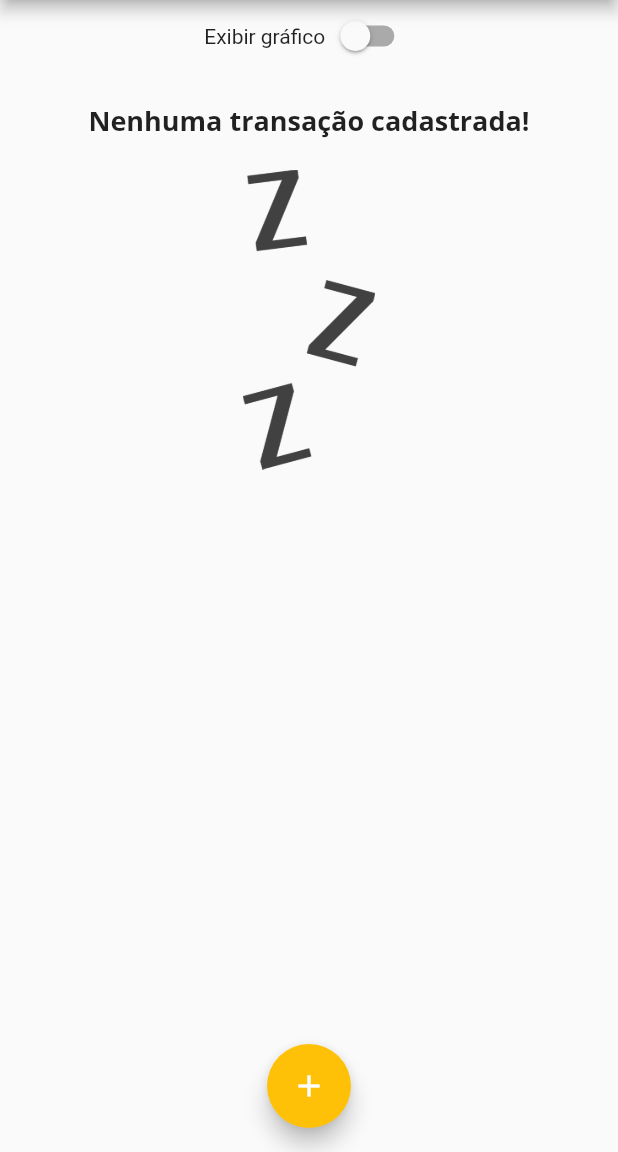
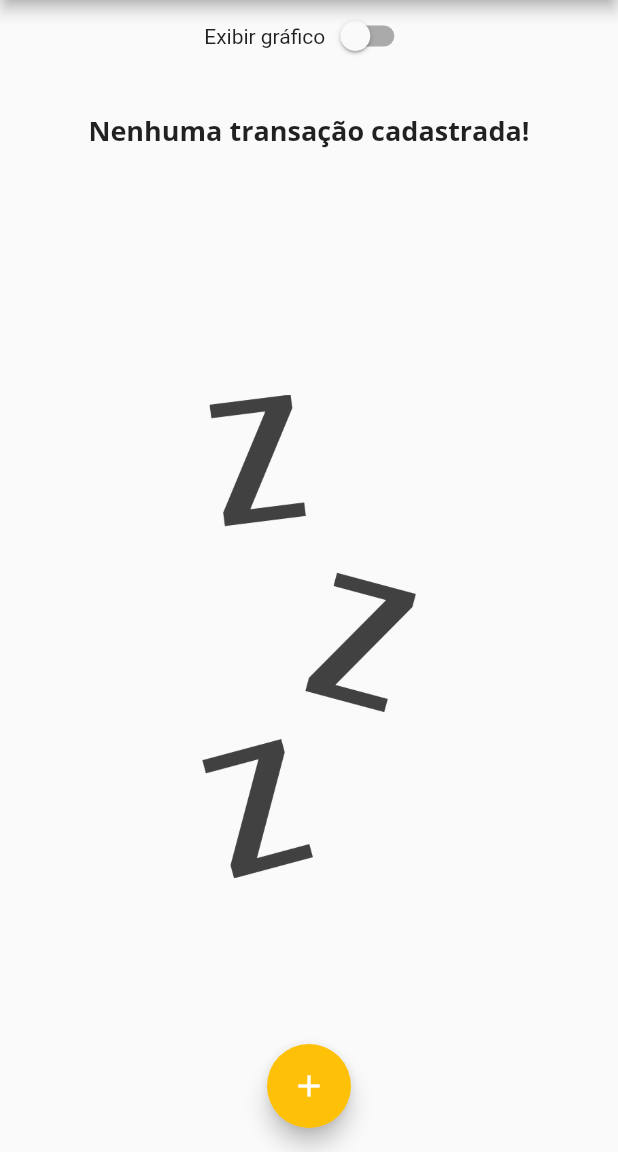
Before and after one commit to uZimbra/Despesas-Pessoais-Flutter, a Flutter app: the screen it shows after launch, on a phone screen of 412 x 824 dp, the part 84-1236 px from its top. Run offline on Flutter 3.47's test engine with Material 2 defaults, Android fonts, the phone set to English and light mode, and no system bars; our stand-ins replace google_fonts.

Commit message:
chore: Modo Paisagem #02

```diff
--- a/lib/components/transaction_list.widget.dart
+++ b/lib/components/transaction_list.widget.dart
@@ -16,26 +16,31 @@ class TransactionList extends StatelessWidget {
   @override
   Widget build(BuildContext context) {
     return transactions.isEmpty
-        ? Column(
+        ? LayoutBuilder(
+            builder: (context, constrains) => Column(
               children: [
-              const SizedBox(
-                height: 20,
+                SizedBox(
+                  height: constrains.maxHeight * 0.05,
                 ),
-              Text(
+                SizedBox(
+                  height: constrains.maxHeight * 0.3,
+                  child: Text(
                     'Nenhuma transação cadastrada!',
                     style: AppFonts.title,
                   ),
-              const SizedBox(
-                height: 20,
                 ),
                 SizedBox(
-                height: 200,
+                  height: constrains.maxHeight * 0.05,
+                ),
+                SizedBox(
+                  height: constrains.maxHeight * 0.6,
                   child: Image.asset(
                     AppImages.waiting,
                     fit: BoxFit.cover,
                   ),
                 )
               ],
+            ),
           )
         : ListView.builder(
             physics: const ScrollPhysics(
```
Lines whose indentation alone changed are shown as unchanged.
